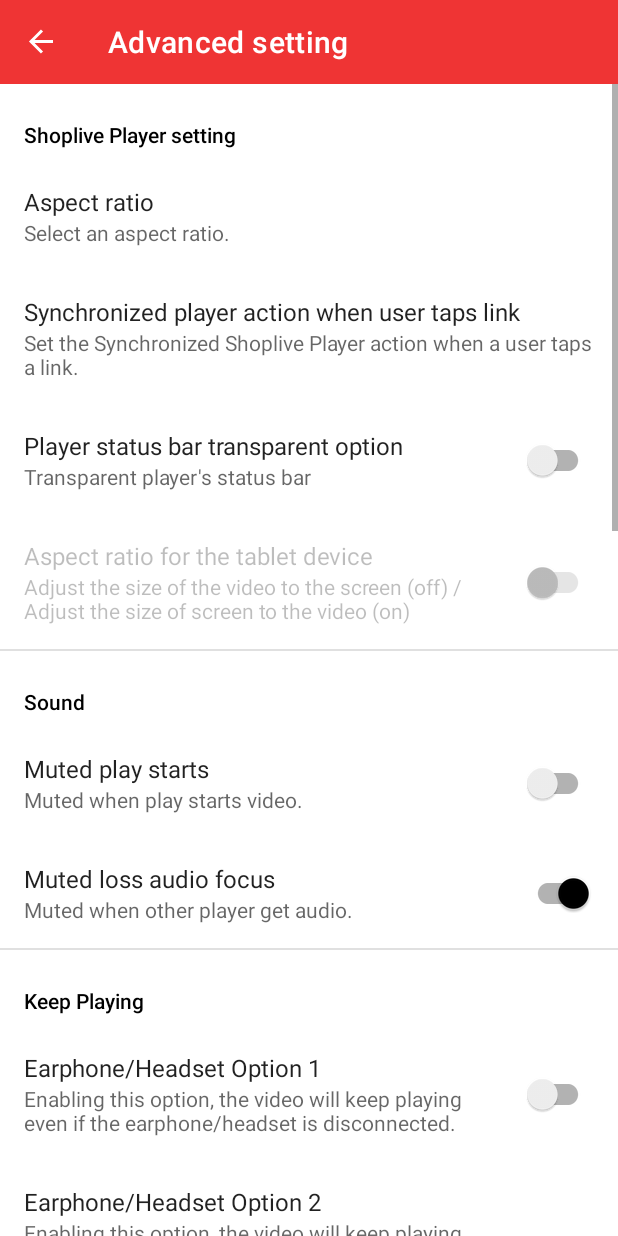
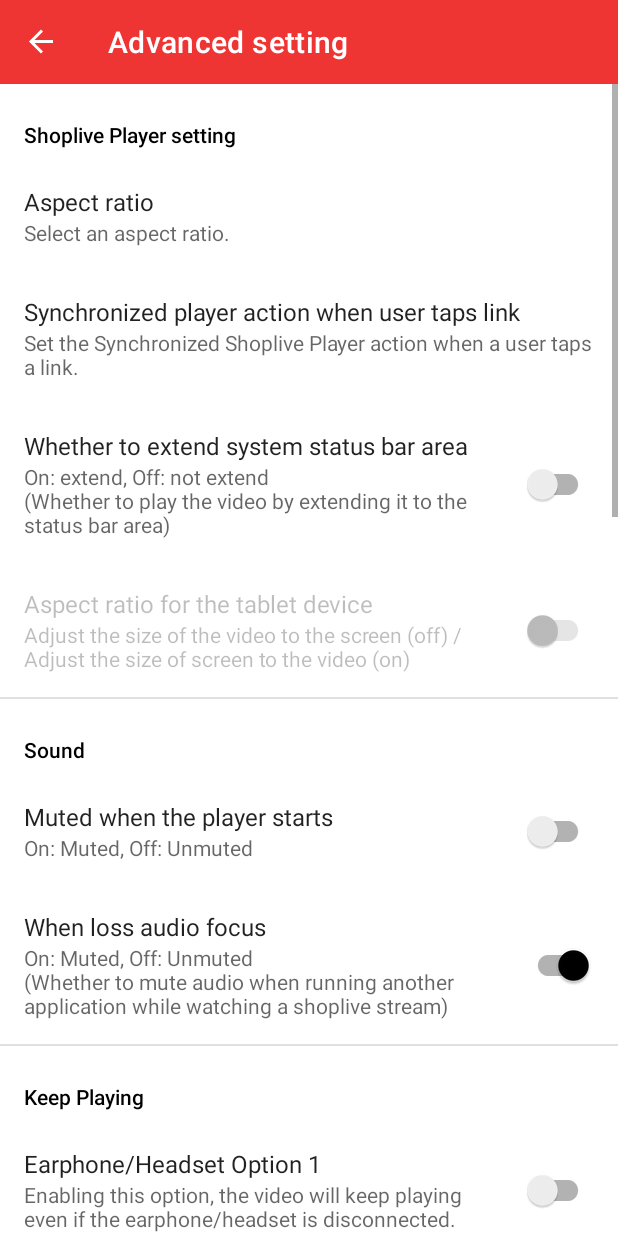
Before and after one commit to shoplive/android-sdk-sample, an Android app: the SettingsFragment screen opened through its navigation route, on a phone screen of 412 x 824 dp. Run offline under Robolectric (Android 15) with nearby library versions, the phone set to English and light mode, and no system bars; our stand-ins replace androidx.preference, navigation-ui; Roboto replaces fonts that are not available here; 12 statements that could not run were skipped.

Commit message:
changed strings.xml

```diff
--- a/app/src/main/res/values/strings.xml
+++ b/app/src/main/res/values/strings.xml
@@ -131,17 +131,17 @@
     <string name="preference_next_action_title">Synchronized player action when user taps link</string>
     <string name="preference_next_action_summary">Set the Synchronized Shoplive Player action when a user taps a link.</string>
     <string name="preference_mute_start_key">muteStart</string>
-    <string name="preference_mute_start_title">Muted play starts</string>
-    <string name="preference_mute_start_summary">Muted when play starts video.</string>
+    <string name="preference_mute_start_title">Muted when the player starts</string>
+    <string name="preference_mute_start_summary">On: Muted, Off: Unmuted</string>
     <string name="preference_mute_loss_focus_key">muteLossFocus</string>
-    <string name="preference_mute_loss_focus_title">Muted loss audio focus</string>
-    <string name="preference_mute_loss_focus_summary">Muted when other player get audio.</string>
+    <string name="preference_mute_loss_focus_title">When loss audio focus</string>
+    <string name="preference_mute_loss_focus_summary">On: Muted, Off: Unmuted\n(Whether to mute audio when running another application while watching a shoplive stream)</string>
     <string name="preference_player_status_bar_transparent_key">statusBarTransparent</string>
-    <string name="preference_player_status_bar_transparent_title">Player status bar transparent option</string>
-    <string name="preference_player_status_bar_transparent_summary">Transparent player\'s status bar</string>
+    <string name="preference_player_status_bar_transparent_title">Whether to extend system status bar area</string>
+    <string name="preference_player_status_bar_transparent_summary">On: extend, Off: not extend\n(Whether to play the video by extending it to the status bar area)</string>
     <string name="preference_player_screen_capture_enabled_key">playerScreenCaptureEnabled</string>
-    <string name="preference_player_screen_capture_enabled_title">Player screen capture</string>
-    <string name="preference_player_screen_capture_enabled_summary">Capture the player\'s screen</string>
+    <string name="preference_player_screen_capture_enabled_title">Can be captured with screenshots</string>
+    <string name="preference_player_screen_capture_enabled_summary">On: Allowed, Off: Not allowed</string>
 
     <!-- general -->
     <string name="yes">Yes</string>
```
